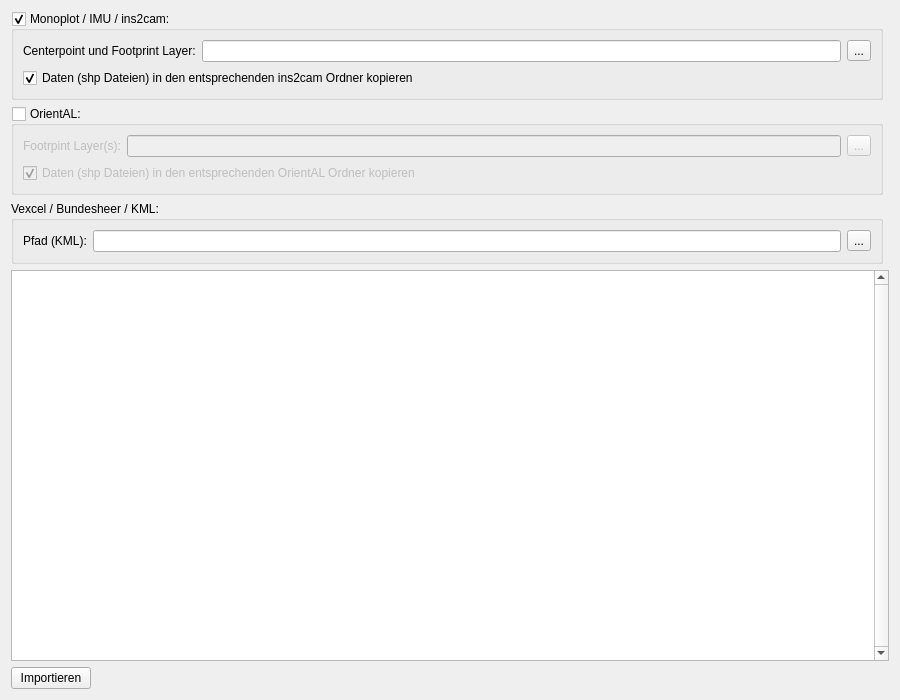
Before: the Qt Designer form APIS/ui/apis_image_digital_auto_import.ui in APIS-Luftbildarchiv/APIS3, drawn with Qt 5.
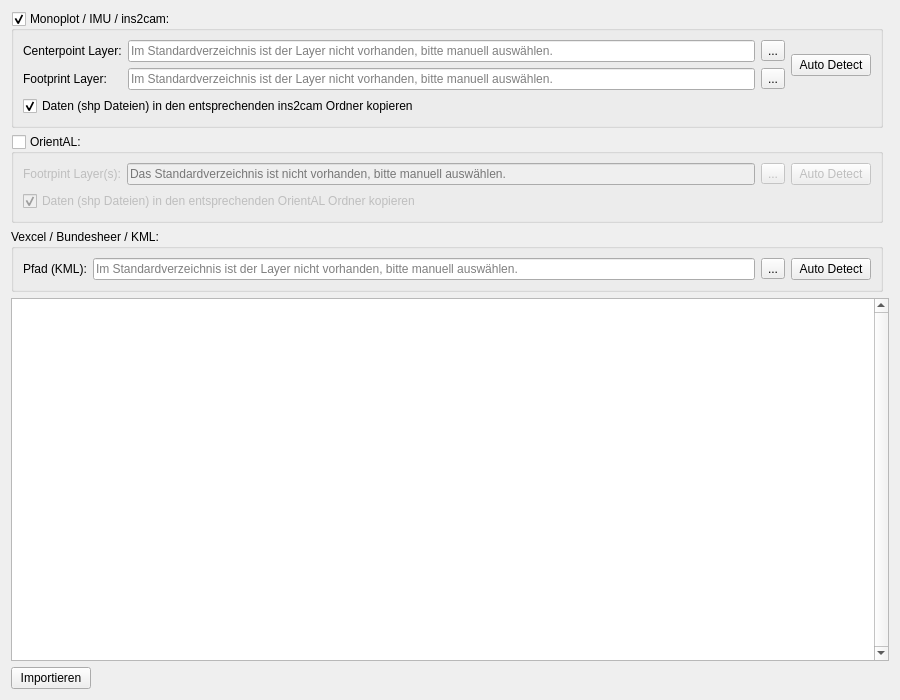
After: the same form once the commit is applied. Icons and pictures are not drawn.

Patch:
```diff
--- a/APIS/ui/apis_image_digital_auto_import.ui
+++ b/APIS/ui/apis_image_digital_auto_import.ui
@@ -77,10 +77,20 @@
    </item>
    <item row="2" column="0">
     <widget class="QGroupBox" name="uiVexcelSourceGrp">
+     <property name="enabled">
+      <bool>true</bool>
+     </property>
      <property name="title">
       <string>Vexcel / Bundesheer / KML:</string>
      </property>
      <layout class="QGridLayout" name="gridLayout_6">
+      <item row="0" column="1">
+       <widget class="QLineEdit" name="uiVexcelSourceEdit">
+        <property name="placeholderText">
+         <string>Im Standardverzeichnis ist der Layer nicht vorhanden, bitte manuell auswählen.</string>
+        </property>
+       </widget>
+      </item>
       <item row="0" column="0">
        <widget class="QLabel" name="label_6">
         <property name="text">
@@ -88,9 +98,6 @@
         </property>
        </widget>
       </item>
-      <item row="0" column="1">
-       <widget class="QLineEdit" name="lineEdit"/>
-      </item>
       <item row="0" column="2">
        <widget class="QToolButton" name="uiVexcelDirTBtn">
         <property name="text">
@@ -98,6 +105,20 @@
         </property>
        </widget>
       </item>
+      <item row="0" column="3">
+       <widget class="QPushButton" name="uiAutodetectVexcelSourceBtn">
+        <property name="text">
+         <string>Auto Detect</string>
+        </property>
+        <property name="icon">
+         <iconset resource="resource.qrc">
+          <normaloff>:/plugins/APIS/icons/search.png</normaloff>:/plugins/APIS/icons/search.png</iconset>
+        </property>
+        <property name="autoDefault">
+         <bool>false</bool>
+        </property>
+       </widget>
+      </item>
      </layout>
     </widget>
    </item>
@@ -110,24 +131,21 @@
       <bool>true</bool>
      </property>
      <layout class="QGridLayout" name="gridLayout_2">
-      <item row="0" column="1">
-       <widget class="QLineEdit" name="uiCenterPointFootprintSourceEdit"/>
-      </item>
-      <item row="0" column="2">
-       <widget class="QToolButton" name="uiCenterPointFootprintDirTBtn">
+      <item row="1" column="2">
+       <widget class="QToolButton" name="uiCenterPointFileTBtn">
         <property name="text">
          <string>...</string>
         </property>
        </widget>
       </item>
-      <item row="0" column="0">
-       <widget class="QLabel" name="label">
-        <property name="text">
-         <string>Centerpoint und Footprint Layer:</string>
+      <item row="1" column="1">
+       <widget class="QLineEdit" name="uiCenterPointSourceEdit">
+        <property name="placeholderText">
+         <string>Im Standardverzeichnis ist der Layer nicht vorhanden, bitte manuell auswählen.</string>
         </property>
        </widget>
       </item>
-      <item row="1" column="0" colspan="2">
+      <item row="3" column="0" colspan="2">
        <widget class="QCheckBox" name="uiCopyToIns2camDirChk">
         <property name="text">
          <string>Daten (shp Dateien) in den entsprechenden ins2cam Ordner kopieren</string>
@@ -137,11 +155,56 @@
         </property>
        </widget>
       </item>
+      <item row="1" column="0">
+       <widget class="QLabel" name="label">
+        <property name="text">
+         <string>Centerpoint Layer:</string>
+        </property>
+       </widget>
+      </item>
+      <item row="2" column="1">
+       <widget class="QLineEdit" name="uiFootprintSourceEdit">
+        <property name="placeholderText">
+         <string>Im Standardverzeichnis ist der Layer nicht vorhanden, bitte manuell auswählen.</string>
+        </property>
+       </widget>
+      </item>
+      <item row="2" column="0">
+       <widget class="QLabel" name="label_2">
+        <property name="text">
+         <string>Footprint Layer:</string>
+        </property>
+       </widget>
+      </item>
+      <item row="2" column="2">
+       <widget class="QToolButton" name="uiFootprintFileTBtn">
+        <property name="text">
+         <string>...</string>
+        </property>
+       </widget>
+      </item>
+      <item row="1" column="3" rowspan="2">
+       <widget class="QPushButton" name="uiAutodetectIns2CamSourcesBtn">
+        <property name="text">
+         <string>Auto Detect</string>
+        </property>
+        <property name="icon">
+         <iconset resource="resource.qrc">
+          <normaloff>:/plugins/APIS/icons/search.png</normaloff>:/plugins/APIS/icons/search.png</iconset>
+        </property>
+        <property name="autoDefault">
+         <bool>false</bool>
+        </property>
+       </widget>
+      </item>
      </layout>
     </widget>
    </item>
    <item row="1" column="0">
     <widget class="QGroupBox" name="uiOrientalSourceGrp">
+     <property name="enabled">
+      <bool>true</bool>
+     </property>
      <property name="title">
       <string>OrientAL:</string>
      </property>
@@ -160,12 +223,9 @@
        </widget>
       </item>
       <item row="0" column="1">
-       <widget class="QLineEdit" name="uiOrientalSourceEdit"/>
-      </item>
-      <item row="0" column="0">
-       <widget class="QLabel" name="label_4">
-        <property name="text">
-         <string>Footrpint Layer(s):</string>
+       <widget class="QLineEdit" name="uiOrientalSourceEdit">
+        <property name="placeholderText">
+         <string>Das Standardverzeichnis ist nicht vorhanden, bitte manuell auswählen.</string>
         </property>
        </widget>
       </item>
@@ -179,6 +239,27 @@
         </property>
        </widget>
       </item>
+      <item row="0" column="0">
+       <widget class="QLabel" name="label_4">
+        <property name="text">
+         <string>Footrpint Layer(s):</string>
+        </property>
+       </widget>
+      </item>
+      <item row="0" column="3">
+       <widget class="QPushButton" name="uiAutodetectOrientalSourceBtn">
+        <property name="text">
+         <string>Auto Detect</string>
+        </property>
+        <property name="icon">
+         <iconset resource="resource.qrc">
+          <normaloff>:/plugins/APIS/icons/search.png</normaloff>:/plugins/APIS/icons/search.png</iconset>
+        </property>
+        <property name="autoDefault">
+         <bool>false</bool>
+        </property>
+       </widget>
+      </item>
      </layout>
     </widget>
    </item>
```
